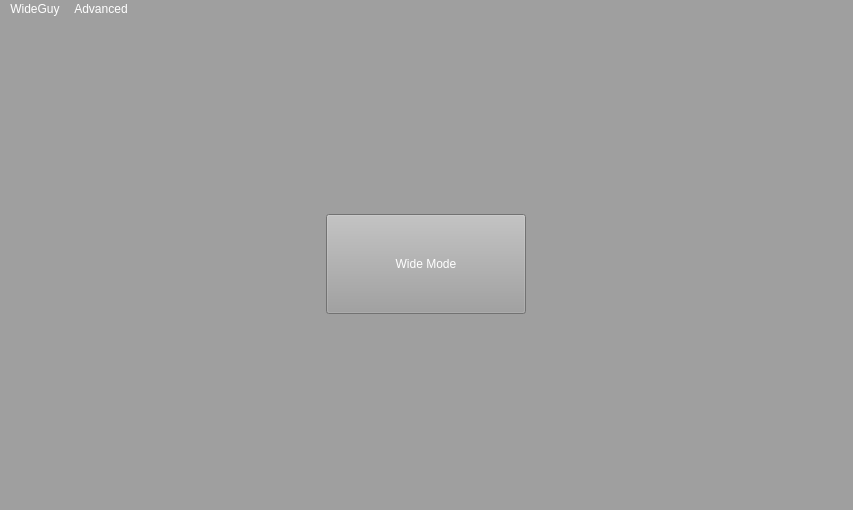
First picture: the form in mainwindow.ui, repository Open-App-Library/WideGuy, before the edit.
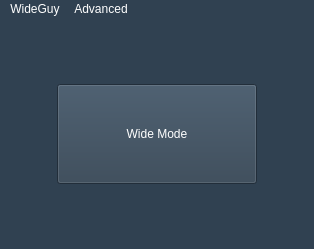
Second picture: the form after the edit.

Commit message: Color scheme

What changed in the file:
```diff
--- a/mainwindow.ui
+++ b/mainwindow.ui
@@ -6,29 +6,29 @@
    <rect>
     <x>0</x>
     <y>0</y>
-    <width>853</width>
-    <height>510</height>
+    <width>314</width>
+    <height>249</height>
    </rect>
   </property>
+  <property name="minimumSize">
+   <size>
+    <width>314</width>
+    <height>249</height>
+   </size>
+  </property>
   <property name="maximumSize">
    <size>
-    <width>16777215</width>
-    <height>16777215</height>
+    <width>314</width>
+    <height>249</height>
    </size>
   </property>
   <property name="windowTitle">
    <string>MainWindow</string>
   </property>
   <property name="styleSheet">
-   <string notr="true">#centralWidget, #mainButton {
-	background: palette(dark);
-	color: palette(light);
-}
-
-
-QMenuBar {
-    background: palette(dark);
-	color: palette(light);
+   <string notr="true">#centralWidget, #mainButton, QMenuBar {
+	background: #304151;
+	color: white;
 }
 </string>
   </property>
@@ -77,7 +77,7 @@
     <rect>
      <x>0</x>
      <y>0</y>
-     <width>853</width>
+     <width>314</width>
      <height>22</height>
     </rect>
    </property>
```
Left out of the diff: 10 changed lines with no effect on the pictures.
